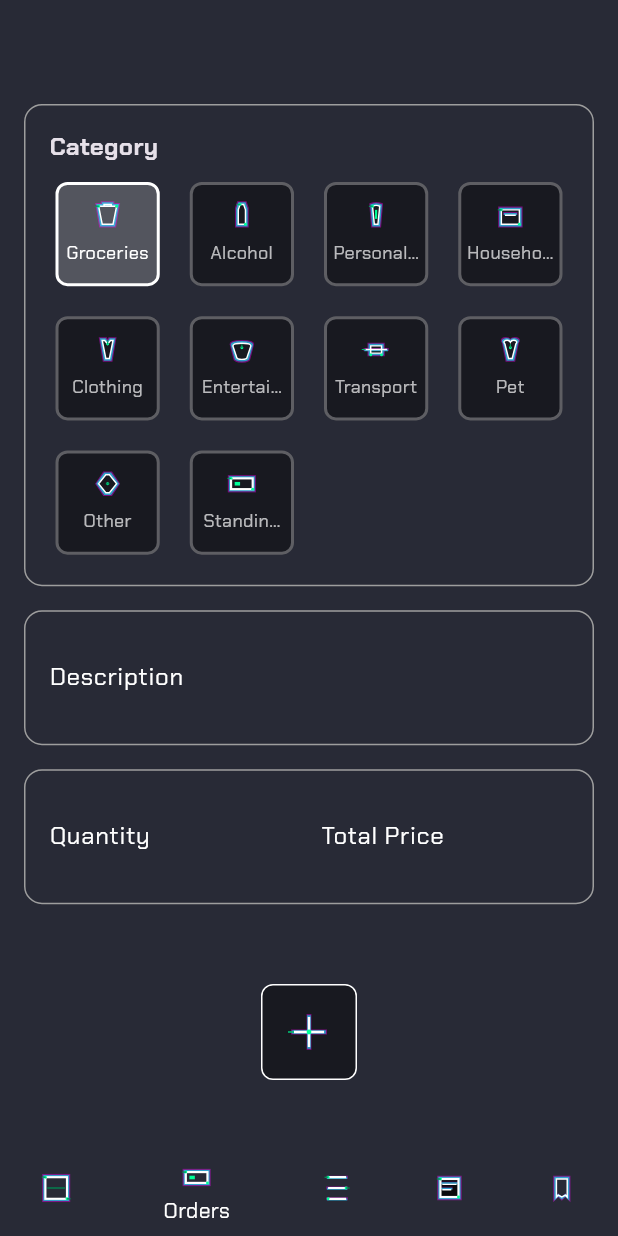
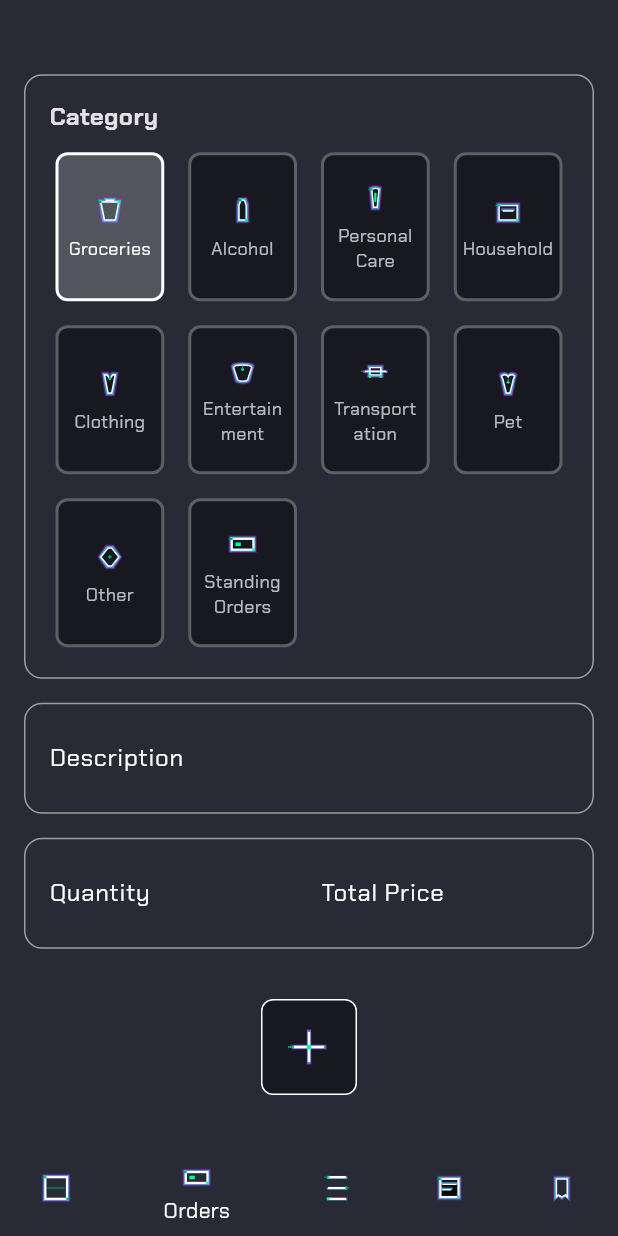
Before and after one commit to szysz3/expense_flow, a Flutter app: the screen it shows after launch, item 2 of the bottom bar chosen, on a phone screen of 412 x 824 dp. Run offline on Flutter 3.47's test engine with Material 3 defaults, Android fonts, the phone set to English and light mode, and no system bars; our stand-ins replace camera, dartz, dio, flutter_bloc, flutter_dotenv, flutter_svg and 7 more; generated files the repository leaves out were written again; network calls fail.

Commit message:
A bunch of small UI adjustments

```diff
--- a/expense_flow_mobile/packages/presentation/lib/screen/add_item/add_item_screen.dart
+++ b/expense_flow_mobile/packages/presentation/lib/screen/add_item/add_item_screen.dart
@@ -87,7 +87,7 @@ class _AddItemViewState extends State<AddItemView> {
                     ),
                   ),
                   Padding(
-                    padding: const EdgeInsets.only(bottom: 30),
+                    padding: const EdgeInsets.only(bottom: 20),
                     child: Center(
                       child: AnimatedSquareButton(
                         isProcessing: !state.isValid,
@@ -121,7 +121,7 @@ class _AddItemViewState extends State<AddItemView> {
       );
 
   Widget _buildDescriptionSection() => Container(
-        padding: const EdgeInsets.all(16),
+        padding: const EdgeInsets.symmetric(horizontal: 16, vertical: 8),
         decoration: BoxDecoration(
           border: Border.all(color: Colors.grey),
           borderRadius: BorderRadius.circular(12),
@@ -140,7 +140,7 @@ class _AddItemViewState extends State<AddItemView> {
       );
 
   Widget _buildQuantityAndPriceSection() => Container(
-        padding: const EdgeInsets.all(16),
+        padding: const EdgeInsets.symmetric(horizontal: 16, vertical: 8),
         decoration: BoxDecoration(
           border: Border.all(color: Colors.grey),
           borderRadius: BorderRadius.circular(12),
@@ -206,8 +206,9 @@ class _AddItemViewState extends State<AddItemView> {
               shrinkWrap: true,
               physics: const NeverScrollableScrollPhysics(),
               crossAxisCount: 4,
-              mainAxisSpacing: 12,
-              crossAxisSpacing: 12,
+              mainAxisSpacing: 8,
+              crossAxisSpacing: 8,
+              childAspectRatio: 0.75,
               children: ItemCategory.values.map((category) {
                 final isSelected = state.selectedCategory == category;
                 return CategoryButton(
@@ -240,7 +241,7 @@ class _AddItemViewState extends State<AddItemView> {
       case ItemCategory.entertainment:
         return 'Entertainment';
       case ItemCategory.transportation:
-        return 'Transport';
+        return 'Transportation';
       case ItemCategory.pet:
         return 'Pet';
       case ItemCategory.other:
--- a/expense_flow_mobile/packages/presentation/lib/screen/add_item/widget/category_button.dart
+++ b/expense_flow_mobile/packages/presentation/lib/screen/add_item/widget/category_button.dart
@@ -1,4 +1,3 @@
-// add_item/widgets/category_button.dart
 import 'package:flutter/material.dart';
 import 'package:flutter_svg/svg.dart';
 
@@ -46,8 +45,9 @@ class CategoryButton extends StatelessWidget {
                     width: 24,
                     height: 24,
                   ),
+                  const SizedBox(height: 4),
                   Padding(
-                      padding: EdgeInsets.all(4),
+                    padding: const EdgeInsets.symmetric(horizontal: 4),
                     child: Text(
                       label,
                       style: TextStyle(
@@ -57,9 +57,10 @@ class CategoryButton extends StatelessWidget {
                         fontSize: 12,
                       ),
                       textAlign: TextAlign.center,
-                        maxLines: 1,
+                      maxLines: 2,
                       overflow: TextOverflow.ellipsis,
-                      )),
+                    ),
+                  ),
                 ],
               ),
             ),
--- a/expense_flow_mobile/packages/presentation/lib/screen/receipt_scan/widget/camera_preview/camera_preview_widget.dart
+++ b/expense_flow_mobile/packages/presentation/lib/screen/receipt_scan/widget/camera_preview/camera_preview_widget.dart
@@ -81,7 +81,7 @@ class CameraPreviewWidget extends StatelessWidget {
       );
 
   Widget _buildCameraButton() => Positioned(
-        bottom: 30,
+        bottom: 20,
         left: 0,
         right: 0,
         child: AnimatedSquareButton(
```
Lines whose indentation alone changed are shown as unchanged.
